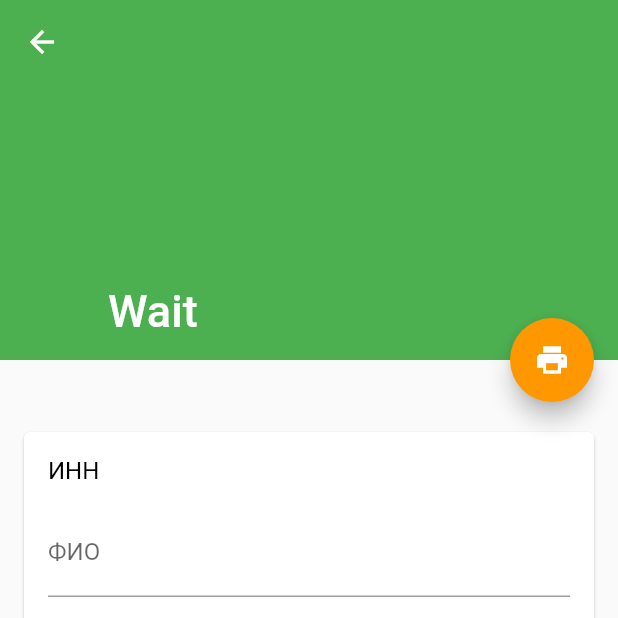
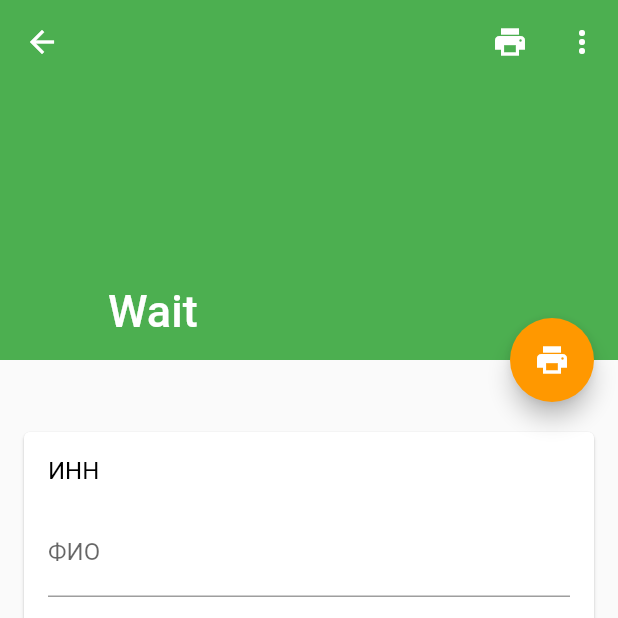
Before and after one commit to Muraveiko/npd_receipt, a Flutter app: the ViewScreen screen opened directly with empty values, after a tap on the "print" icon, on a phone screen of 412 x 824 dp, the top half of it. Run offline on Flutter 3.47's test engine with Material 2 defaults, Android fonts, the phone set to English and light mode, and no system bars; our stand-ins replace device_info_plus, double_back_to_close_app, floor, flutter_settings_screens, package_info_plus, share_plus and 1 more; missing offline and left inert: android_intent_plus; accounts and stored records are empty; generated files the repository leaves out were written again; network calls fail.

Commit message:
Добавил попап меню и иконку в тулбар шапки статично

```diff
--- a/lib/view_screen.dart
+++ b/lib/view_screen.dart
@@ -81,7 +81,7 @@ class ViewScreenState extends State<ViewScreen> {
           if (receipt == null) {
             title = const Text("Wait");
           }else {
-            title = ViewHead(receipt!,innInfo?.name ?? '');
+            title = MultiLinesTitle(receipt!,innInfo?.name ?? '');
           }
           final head = SliverAppBar(
             pinned: true,
@@ -90,6 +90,28 @@ class ViewScreenState extends State<ViewScreen> {
               centerTitle: false,
               title: title,
             ),
+            actions: [
+              IconButton(
+                icon: const Icon(Icons.print),
+                onPressed: () => {
+                  debugPrint("Click on upload button")
+                },
+              ),
+              PopupMenuButton(
+                icon: const Icon(Icons.more_vert),
+                itemBuilder: (context) => [
+                  const PopupMenuItem(
+                    value: 1,
+                    child: Text("Печать картинки чека от АПИ"),
+
+                  ),
+                  const PopupMenuItem(
+                        value: 2,
+                        child: Text("ИНН ФИО"),
+                  ),
+                ],
+              )
+            ],
           );
           return head;
 
@@ -152,8 +174,8 @@ class ViewScreenState extends State<ViewScreen> {
     if (_scrollController.hasClients) {
       top -= _scrollController.offset;
     }
-    if(top<24){
-      top = 24;
+    if(top<widget.expandHeight/3){
+      return const SizedBox(height: 0, width: 0,);
     }
     return Positioned(
       top: top,
@@ -168,11 +190,11 @@ class ViewScreenState extends State<ViewScreen> {
 }
 
 
-class ViewHead extends StatelessWidget {
+class MultiLinesTitle extends StatelessWidget {
   final Receipt receipt;
   final String fio;
 
-  const ViewHead(this.receipt,this.fio, {super.key});
+  const MultiLinesTitle(this.receipt,this.fio, {super.key});
 
   @override
   Widget build(BuildContext context) {
```
